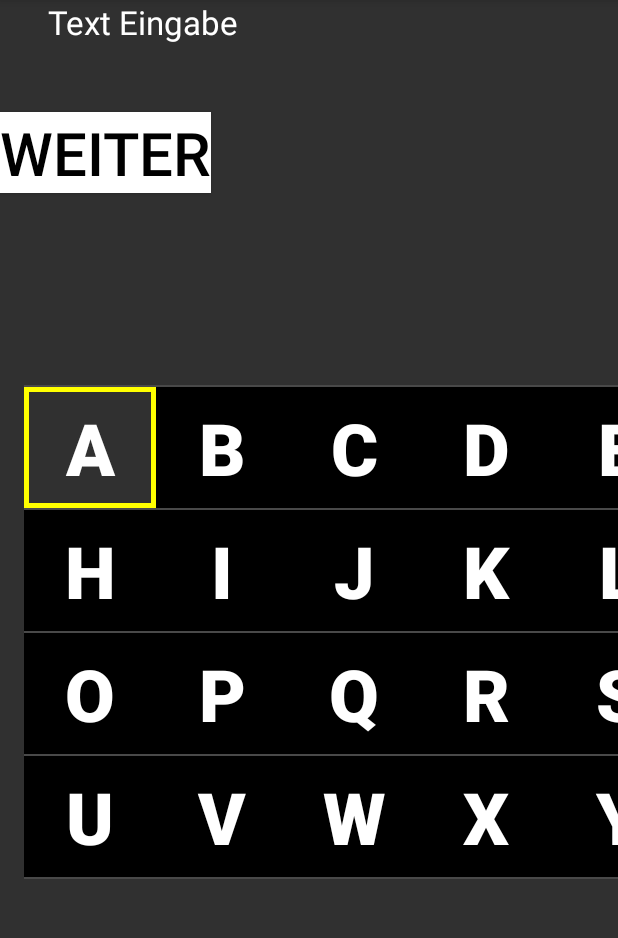
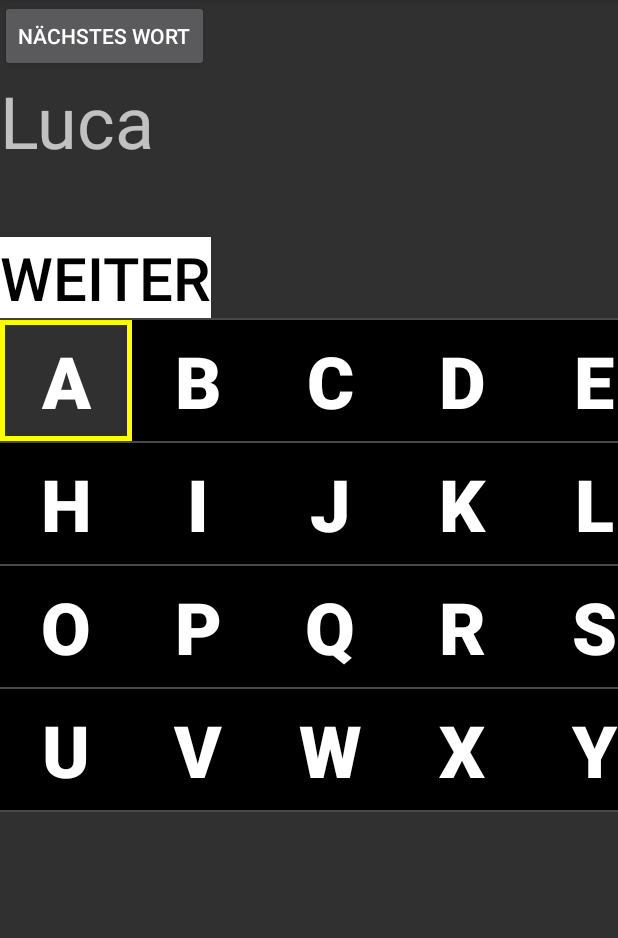
Before and after one commit to nickcrisci/Bachelorarbeit, an Android app: the screen it shows after launch (MainActivity), on a phone screen of 412 x 824 dp, the part 84-1022 px from its top. Run offline under Robolectric (Android 15) with nearby library versions, the phone set to English and light mode, and no system bars; our stand-ins replace data binding.

Commit message:
Logik ins Fragment umgezogen

```diff
--- a/DreaTextStudie/automotive/src/main/java/com/example/drea_text_studie/MainActivity.kt
+++ b/DreaTextStudie/automotive/src/main/java/com/example/drea_text_studie/MainActivity.kt
@@ -4,7 +4,10 @@ import android.graphics.Color
 import android.graphics.drawable.ColorDrawable
 import android.graphics.drawable.Drawable
 import android.os.Bundle
+import android.util.Log
+import android.view.LayoutInflater
 import android.view.View
+import android.view.ViewGroup
 import android.widget.Button
 import android.widget.TableLayout
 import android.widget.TableRow
@@ -12,6 +15,8 @@ import android.widget.TextView
 import androidx.appcompat.app.AppCompatActivity
 import androidx.appcompat.content.res.AppCompatResources
 import androidx.core.view.get
+import com.example.drea_text_studie.databinding.ActivityMainBinding
+import kotlinx.coroutines.*
 
 val CHARS = listOf(
     ('A'..'G').toList(),
@@ -22,64 +27,8 @@ val CHARS = listOf(
 
 class MainActivity : AppCompatActivity() {
 
-    lateinit var SELECTED_DRAWABLE: Drawable
-    private lateinit var selected: Button
-    val UNSELECTED_DRAWABLE = ColorDrawable(Color.BLACK)
-
     override fun onCreate(savedInstanceState: Bundle?) {
         super.onCreate(savedInstanceState)
         setContentView(R.layout.activity_main)
-
-        SELECTED_DRAWABLE = AppCompatResources.getDrawable(this, R.drawable.selected)!!
-
-        val inputTextView: TextView = findViewById(R.id.textInput)
-        inputTextView.text = ""
-        val table: TableLayout = findViewById(R.id.charTable)
-
-        for (chunk in CHARS) {
-            val row = TableRow(this)
-
-            for (char in chunk) {
-                val button: Button = layoutInflater.inflate(R.layout.char_button, null) as Button
-                with(button) {
-                    text = char.toString()
-                    id = "${table.childCount}${row.childCount}".toInt()
-                    setOnClickListener {
-                        inputTextView.append(text)
-                    }
-                }
-                row.addView(button)
-            }
-            table.addView(row)
-        }
-        selected = (table[0] as TableRow)[0] as Button
-        selected.background = SELECTED_DRAWABLE
-    }
-
-    var rowCounter = 0
-    var itemCounter = 1
-    fun selectNext(view: View) {
-        selected.background = UNSELECTED_DRAWABLE
-
-        selected = findViewById("${rowCounter}${itemCounter}".toInt())
-        val parentRow = selected.parent as TableRow
-        selected.background = SELECTED_DRAWABLE
-
-        // Wenn letztes Item in Reihe
-        if (itemCounter == (parentRow.childCount - 1)) {
-            // Wenn letzte Reihe in Tabelle
-            if (rowCounter == 3) {
-                // Dann reset auf Reihe 0 und Item 0
-                rowCounter = 0
-                itemCounter = 0
-            } else {
-                // Sonst nächste Reihe und Item auf 0
-                itemCounter = 0
-                rowCounter++
-            }
-        } else {
-            // Sonst nächstes Item
-            itemCounter++
-        }
     }
 }
--- /dev/null
+++ b/DreaTextStudie/automotive/src/main/java/com/example/drea_text_studie/measurements/measurements.kt
@@ -0,0 +1,7 @@
+package com.example.drea_text_studie.measurements
+
+import android.view.View
+
+fun displayWord(word: String, view: View) {
+    TODO()
+}
--- /dev/null
+++ b/DreaTextStudie/automotive/src/main/java/com/example/drea_text_studie/ui/studie/WordsFragment.kt
@@ -0,0 +1,111 @@
+package com.example.drea_text_studie.ui.studie
+
+import android.graphics.Color
+import android.graphics.drawable.ColorDrawable
+import android.graphics.drawable.Drawable
+import androidx.lifecycle.ViewModelProvider
+import android.os.Bundle
+import android.util.Log
+import androidx.fragment.app.Fragment
+import android.view.LayoutInflater
+import android.view.View
+import android.view.ViewGroup
+import android.widget.Button
+import android.widget.TableLayout
+import android.widget.TableRow
+import androidx.appcompat.content.res.AppCompatResources
+import androidx.core.view.get
+import androidx.databinding.DataBindingUtil
+import androidx.fragment.app.viewModels
+import com.example.drea_text_studie.R
+import com.example.drea_text_studie.databinding.FragmentWordsBinding
+
+val CHARS = listOf(
+    ('A'..'G').toList(),
+    ('H'..'N').toList(),
+    ('O'..'T').toList(),
+    ('U'..'Z').toList()
+)
+
+class WordsFragment : Fragment() {
+
+    private lateinit var binding: FragmentWordsBinding
+    private val viewModel: WordsViewModel by viewModels()
+
+    lateinit var SELECTED_DRAWABLE: Drawable
+    private lateinit var selected: Button
+    val UNSELECTED_DRAWABLE = ColorDrawable(Color.BLACK)
+
+    override fun onCreateView(
+        inflater: LayoutInflater, container: ViewGroup?,
+        savedInstanceState: Bundle?
+    ): View {
+        binding = DataBindingUtil.inflate(inflater, R.layout.fragment_words, container, false)
+
+        SELECTED_DRAWABLE = AppCompatResources.getDrawable(requireContext(), R.drawable.selected)!!
+        for (chunk in CHARS) {
+            val row = TableRow(context)
+
+            for (char in chunk) {
+                Log.i("Nick", char.toString())
+                val button: Button = layoutInflater.inflate(R.layout.char_button, null) as Button
+                with(button) {
+                    text = char.toString()
+                    id = "${binding.charTable.childCount}${row.childCount}".toInt()
+                    setOnClickListener {
+                        binding.textInput.append(text)
+                        Log.i("Study", "Button clicked: $text")
+                    }
+                }
+                row.addView(button)
+            }
+            binding.charTable.addView(row)
+        }
+
+        selected = (binding.charTable[0] as TableRow)[0] as Button
+        selected.background = SELECTED_DRAWABLE
+
+        return binding.root
+    }
+
+    override fun onViewCreated(view: View, savedInstanceState: Bundle?) {
+        super.onViewCreated(view, savedInstanceState)
+
+        binding.wordsViewModel = viewModel
+        binding.lifecycleOwner = viewLifecycleOwner
+        binding.nextWord.setOnClickListener {
+            viewModel.getNextWord()
+        }
+        viewModel.getNextWord()
+        binding.btnNext.setOnClickListener{
+            selectNext()
+        }
+    }
+
+    var rowCounter = 0
+    var itemCounter = 1
+    fun selectNext() {
+        selected.background = UNSELECTED_DRAWABLE
+
+        selected = (binding.charTable[rowCounter] as TableRow)[itemCounter] as Button
+        val parentRow = selected.parent as TableRow
+        selected.background = SELECTED_DRAWABLE
+
+        // Wenn letztes Item in Reihe
+        if (itemCounter == (parentRow.childCount - 1)) {
+            // Wenn letzte Reihe in Tabelle
+            if (rowCounter == 3) {
+                // Dann reset auf Reihe 0 und Item 0
+                rowCounter = 0
+                itemCounter = 0
+            } else {
+                // Sonst nächste Reihe und Item auf 0
+                itemCounter = 0
+                rowCounter++
+            }
+        } else {
+            // Sonst nächstes Item
+            itemCounter++
+        }
+    }
+}
--- /dev/null
+++ b/DreaTextStudie/automotive/src/main/java/com/example/drea_text_studie/ui/studie/WordsViewModel.kt
@@ -0,0 +1,28 @@
+package com.example.drea_text_studie.ui.studie
+
+import android.util.Log
+import androidx.lifecycle.LiveData
+import androidx.lifecycle.MutableLiveData
+import androidx.lifecycle.ViewModel
+
+class WordsViewModel : ViewModel() {
+
+    private val _currentWord = MutableLiveData<String>()
+    val currentWord: LiveData<String> = _currentWord
+
+    private var wordsList: MutableList<String> = mutableListOf()
+
+    fun getNextWord() {
+        val word = allWordsList.random()
+        if (wordsList.contains(word)) {
+            if (wordsList.size == allWordsList.size) {
+                return
+            }
+            getNextWord()
+        } else {
+            _currentWord.value = word
+            Log.i("Study", "Next word shown: \"$word\"")
+            wordsList.add(word)
+        }
+    }
+}
--- /dev/null
+++ b/DreaTextStudie/automotive/src/main/java/com/example/drea_text_studie/ui/studie/words.kt
@@ -0,0 +1,6 @@
+package com.example.drea_text_studie.ui.studie
+
+val allWordsList: List<String> = listOf(
+    "Nick",
+    "Luca"
+)
--- a/DreaTextStudie/automotive/src/main/res/layout/activity_main.xml
+++ b/DreaTextStudie/automotive/src/main/res/layout/activity_main.xml
@@ -1,55 +1,20 @@
 <?xml version="1.0" encoding="utf-8"?>
-<androidx.constraintlayout.widget.ConstraintLayout xmlns:android="http://schemas.android.com/apk/res/android"
+<layout xmlns:android="http://schemas.android.com/apk/res/android"
     xmlns:app="http://schemas.android.com/apk/res-auto"
-    xmlns:tools="http://schemas.android.com/tools"
-    android:layout_width="match_parent"
-    android:layout_height="match_parent">
+    xmlns:tools="http://schemas.android.com/tools">
+ <androidx.constraintlayout.widget.ConstraintLayout
+     android:layout_width="match_parent"
+     android:layout_height="match_parent">
 
-    <TextView
-        android:id="@+id/textView4"
-        android:layout_width="wrap_content"
-        android:layout_height="wrap_content"
-        android:text="Text Eingabe"
-        android:textAppearance="@style/TextAppearance.AppCompat.Large"
-        android:textColor="#FFFFFF"
-        app:layout_constraintStart_toStartOf="@+id/textInput"
-        app:layout_constraintTop_toTopOf="parent" />
-
-    <TextView
-        android:id="@+id/textInput"
+    <androidx.fragment.app.FragmentContainerView
+        android:id="@+id/words_fragment"
         android:layout_width="0dp"
-        android:layout_height="wrap_content"
-        android:layout_marginStart="32dp"
-        android:layout_marginEnd="32dp"
-        android:text="TextView"
-        android:textColor="#FFFFFF"
-        android:textSize="34sp"
-        app:layout_constraintEnd_toEndOf="parent"
-        app:layout_constraintStart_toStartOf="parent"
-        app:layout_constraintTop_toBottomOf="@+id/textView4" />
-
-    <Button
-        android:layout_width="wrap_content"
-        android:layout_height="wrap_content"
-        android:text="Weiter"
-        app:layout_constraintTop_toBottomOf="@id/textInput"
-        app:layout_constraintStart_toStartOf="parent"
-        android:background="#ffffff"
-        android:textColor="#000000"
-        android:textSize="40sp"
-        android:onClick="selectNext"/>
-
-    <TableLayout
-        android:id="@+id/charTable"
-        android:layout_width="wrap_content"
-        android:layout_height="wrap_content"
-        android:divider="?android:attr/dividerHorizontal"
-        android:showDividers="middle|beginning|end"
+        android:layout_height="0dp"
+        android:name="com.example.drea_text_studie.ui.studie.WordsFragment"
         app:layout_constraintBottom_toBottomOf="parent"
-        app:layout_constraintEnd_toEndOf="parent"
-        app:layout_constraintStart_toStartOf="@+id/textInput"
-        app:layout_constraintTop_toBottomOf="@+id/textInput">
-
-    </TableLayout>
-
-</androidx.constraintlayout.widget.ConstraintLayout>
+        app:layout_constraintLeft_toLeftOf="parent"
+        app:layout_constraintRight_toRightOf="parent"
+        app:layout_constraintTop_toTopOf="parent"
+        tools:layout="@layout/fragment_words"/>
+  </androidx.constraintlayout.widget.ConstraintLayout>
+</layout>
--- /dev/null
+++ b/DreaTextStudie/automotive/src/main/res/layout/fragment_words.xml
@@ -0,0 +1,51 @@
+<?xml version="1.0" encoding="utf-8"?>
+<layout xmlns:android="http://schemas.android.com/apk/res/android"
+    xmlns:app="http://schemas.android.com/apk/res-auto"
+    xmlns:tools="http://schemas.android.com/tools">
+
+    <data>
+        <variable
+            name="wordsViewModel"
+            type="com.example.drea_text_studie.ui.studie.WordsViewModel" />
+    </data>
+
+    <LinearLayout
+        android:layout_width="match_parent"
+        android:layout_height="match_parent"
+        tools:context=".ui.studie.WordsFragment"
+        android:orientation="vertical">
+        <Button
+            android:id="@+id/nextWord"
+            android:layout_width="wrap_content"
+            android:layout_height="wrap_content"
+            android:text="Nächstes Wort" />
+        <TextView
+            android:layout_width="wrap_content"
+            android:layout_height="wrap_content"
+            android:text="@{wordsViewModel.currentWord}"
+            android:textSize="48sp"/>
+        <TextView
+            android:id="@+id/textInput"
+            android:layout_width="wrap_content"
+            android:layout_height="wrap_content"
+            android:text=""
+            android:textColor="#FFFFFF"
+            android:textSize="34sp"
+            tools:text="Text Input"/>
+        <Button
+            android:id="@+id/btnNext"
+            android:layout_width="wrap_content"
+            android:layout_height="wrap_content"
+            android:background="#ffffff"
+            android:text="Weiter"
+            android:textColor="#000000"
+            android:textSize="40sp" />
+        <TableLayout
+            android:id="@+id/charTable"
+            android:layout_width="match_parent"
+            android:layout_height="match_parent"
+            android:divider="?android:attr/dividerHorizontal"
+            android:showDividers="middle|beginning|end" />
+
+    </LinearLayout>
+</layout>
```
Also changed, not shown: DreaTextStudie/automotive/build.gradle (+11 -0 lines).
